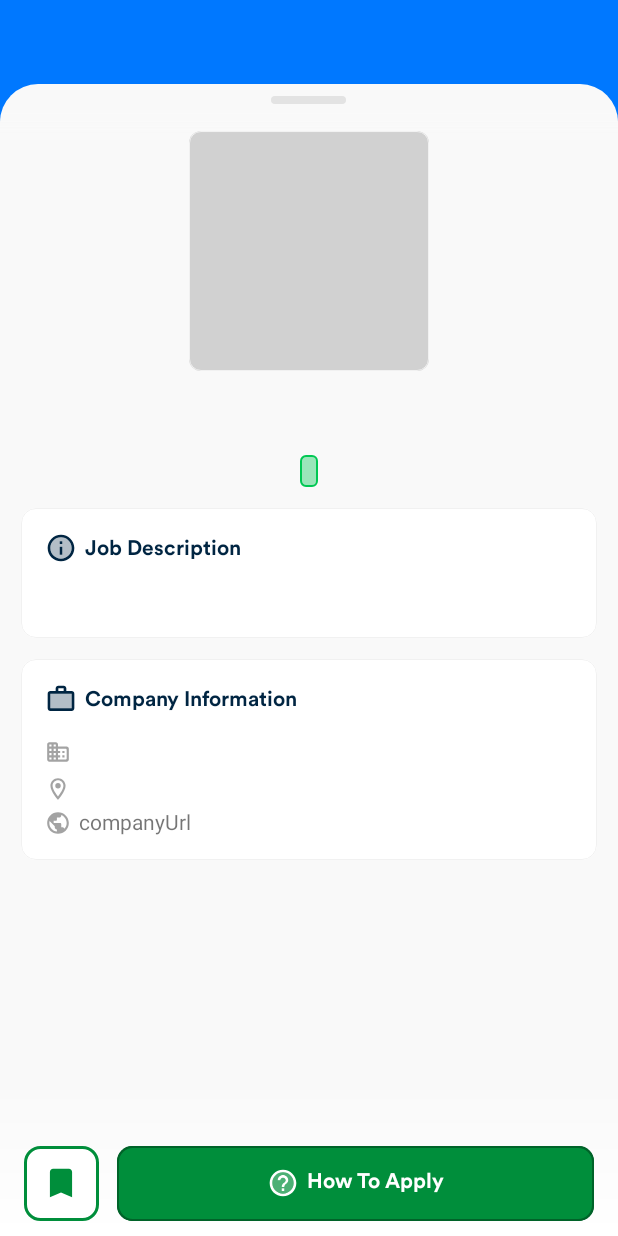
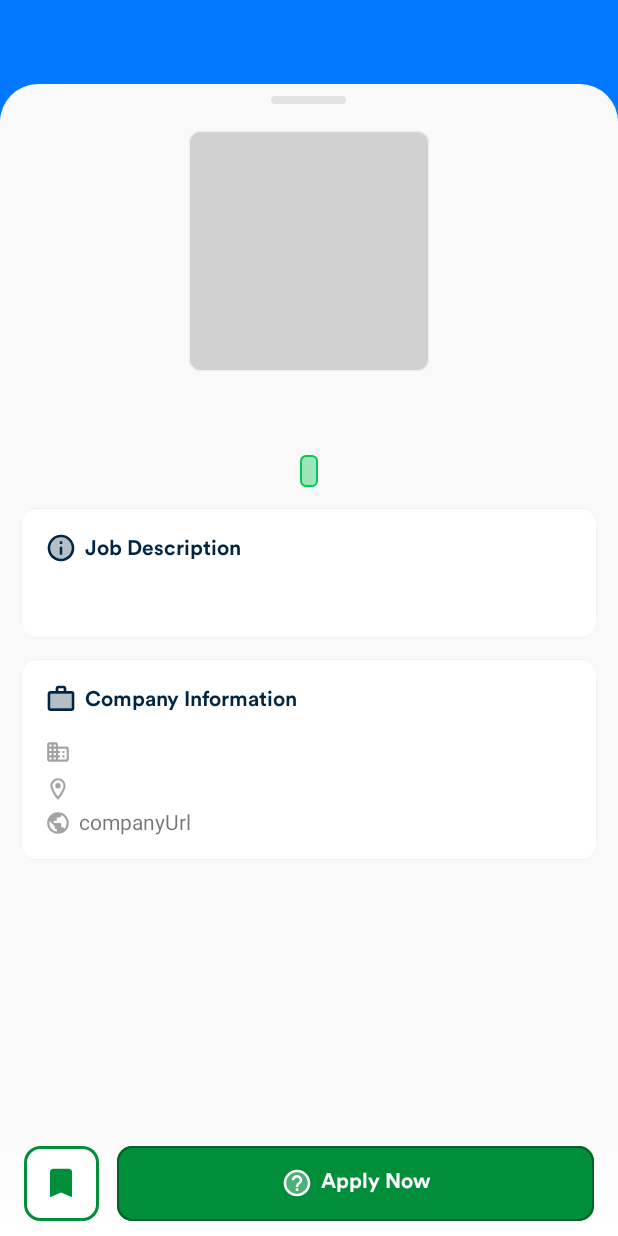
Before and after one commit to 007Ackerman/jobify, an Android app: the JobDetailsActivity screen opened directly, with no data from a screen before it, on a phone screen of 412 x 824 dp. Run offline under Robolectric (Android 15) with nearby library versions, the phone set to English and light mode, and no system bars; our stand-ins replace Shimmer, data binding.

```diff
--- a/app/src/main/java/com/example/jobify/filter/FilterJob.java
+++ b/app/src/main/java/com/example/jobify/filter/FilterJob.java
@@ -35,7 +35,7 @@ public class FilterJob extends Filter {
             for (int i=0; i<filterList.size();i++){
 
                 //validation
-                if (filterList.get(i).getCompany().toUpperCase().contains(constraint)){
+                if (filterList.get(i).getJobTitle().toUpperCase().contains(constraint)){
 
                     //add to filtered list
                     filteredModels.add(filterList.get(i));
--- a/app/src/main/res/layout/activity_dashboard.xml
+++ b/app/src/main/res/layout/activity_dashboard.xml
@@ -114,8 +114,9 @@
                                 android:layout_marginStart="16dp"
                                 android:layout_marginEnd="16dp"
                                 android:fontFamily="@font/book"
+                                android:textColorHint="@color/white"
                                 android:singleLine="true"
-                                android:text="What are you looking for?"
+                                android:hint="What are you looking for?"
                                 android:textColor="@color/blue_050"
                                 android:textSize="16dp" />
                             <ImageView
--- a/app/src/main/res/layout/activity_job_details.xml
+++ b/app/src/main/res/layout/activity_job_details.xml
@@ -61,19 +61,19 @@
                         <com.google.android.material.card.MaterialCardView
                             android:layout_width="160dp"
                             android:layout_height="160dp"
+                            android:layout_gravity="center_horizontal"
                             android:layout_marginTop="16sp"
-                            android:layout_gravity="center_horizontal"
-                            app:strokeWidth="0.5dp"
+                            app:cardCornerRadius="8dp"
+                            app:cardElevation="0dp"
                             app:strokeColor="#f1f1f1"
-                            app:cardElevation="0dp"
-                            app:cardCornerRadius="8dp">
+                            app:strokeWidth="0.5dp">
 
                             <ImageView
                                 android:id="@+id/companyLogo"
-                                android:scaleType="centerInside"
+                                android:layout_width="match_parent"
+                                android:layout_height="match_parent"
                                 android:layout_margin="5dp"
-                                android:layout_width="match_parent"
-                                android:layout_height="match_parent" />
+                                android:scaleType="centerInside" />
 
                             <com.facebook.shimmer.ShimmerFrameLayout
                                 android:id="@+id/progress"
@@ -85,7 +85,7 @@
                                 <View
                                     android:layout_width="match_parent"
                                     android:layout_height="match_parent"
-                                    android:background="@color/gray_100"/>
+                                    android:background="@color/gray_100" />
 
                             </com.facebook.shimmer.ShimmerFrameLayout>
 
@@ -93,64 +93,65 @@
 
                         <TextView
                             android:id="@+id/title"
+                            android:layout_width="match_parent"
+                            android:layout_height="wrap_content"
+                            android:layout_marginStart="16sp"
+                            android:layout_marginTop="10dp"
+                            android:layout_marginEnd="16sp"
+                            android:fontFamily="@font/bold"
+                            android:gravity="center_horizontal"
                             android:text="title"
                             android:textColor="@color/gray_500"
-                            android:textSize="18sp"
-                            android:fontFamily="@font/bold"
-                            android:layout_width="match_parent"
-                            android:layout_height="wrap_content"
-                            android:layout_marginTop="10dp"
-                            android:layout_marginStart="16sp"
-                            android:layout_marginEnd="16sp"
-                            android:gravity="center_horizontal"/>
+                            android:textSize="18sp" />
 
                         <TextView
                             android:id="@+id/company1"
-                            android:text="company"
-                            android:textColor="@color/gray_500"
-                            android:textSize="14sp"
-                            android:fontFamily="@font/book"
                             android:layout_width="match_parent"
                             android:layout_height="wrap_content"
                             android:layout_marginStart="16sp"
                             android:layout_marginEnd="16sp"
-                            android:gravity="center_horizontal"/>
+                            android:fontFamily="@font/book"
+                            android:gravity="center_horizontal"
+                            android:text="company"
+                            android:textColor="@color/gray_500"
+                            android:textSize="14sp" />
 
                         <TextView
                             android:id="@+id/jobtype"
+                            android:layout_width="wrap_content"
+                            android:layout_height="wrap_content"
+                            android:layout_gravity="center_horizontal"
+                            android:layout_marginStart="16sp"
+                            android:layout_marginTop="6dp"
+                            android:layout_marginEnd="16sp"
+                            android:background="@drawable/bg_job_type"
+                            android:fontFamily="@font/medium"
+                            android:gravity="center_horizontal"
+                            android:paddingStart="6dp"
+                            android:paddingTop="2dp"
+                            android:paddingEnd="6dp"
+                            android:paddingBottom="2dp"
                             android:text="type"
                             android:textColor="@color/green_300"
-                            android:textSize="14sp"
-                            android:fontFamily="@font/medium"
-                            android:paddingEnd="6dp"
-                            android:paddingStart="6dp"
-                            android:paddingBottom="2dp"
-                            android:paddingTop="2dp"
-                            android:layout_width="wrap_content"
-                            android:layout_height="wrap_content"
-                            android:layout_marginTop="6dp"
-                            android:layout_marginStart="16sp"
-                            android:layout_marginEnd="16sp"
-                            android:layout_gravity="center_horizontal"
-                            android:background="@drawable/bg_job_type"
-                            android:gravity="center_horizontal"/>
+                            android:textSize="14sp" />
 
                         <com.google.android.material.card.MaterialCardView
                             android:layout_width="match_parent"
                             android:layout_height="wrap_content"
                             android:layout_marginStart="14dp"
+                            android:layout_marginTop="14dp"
                             android:layout_marginEnd="14dp"
-                            android:layout_marginTop="14dp"
-                            app:strokeWidth="0.5dp"
+                            android:background="@color/white"
+                            app:cardCornerRadius="10dp"
+                            app:cardElevation="0dp"
                             app:strokeColor="#f1f1f1"
-                            app:cardElevation="0dp"
-                            app:cardCornerRadius="10dp">
+                            app:strokeWidth="0.5dp">
 
                             <LinearLayout
                                 android:layout_width="match_parent"
                                 android:layout_height="wrap_content"
-                                android:orientation="vertical"
-                                android:layout_margin="16sp">
+                                android:layout_margin="16sp"
+                                android:orientation="vertical">
 
                                 <LinearLayout
                                     android:layout_width="match_parent"
@@ -162,25 +163,25 @@
                                         android:layout_width="21dp"
                                         android:layout_height="21dp"
                                         android:src="@drawable/ic_twotone_info_24"
-                                        app:tint="@color/navy_100"/>
+                                        app:tint="@color/navy_100" />
 
                                     <TextView
                                         android:layout_width="match_parent"
                                         android:layout_height="wrap_content"
                                         android:layout_gravity="center_vertical"
+                                        android:layout_marginStart="5dp"
+                                        android:fontFamily="@font/bold"
                                         android:text="Job Description"
-                                        android:textColor="@color/navy_100"
-                                        android:fontFamily="@font/bold"
-                                        android:layout_marginStart="5dp"/>
+                                        android:textColor="@color/navy_100" />
                                 </LinearLayout>
 
                                 <TextView
                                     android:id="@+id/description"
                                     android:layout_width="match_parent"
                                     android:layout_height="wrap_content"
+                                    android:fontFamily="@font/book"
                                     android:textColor="@color/gray_400"
-                                    android:fontFamily="@font/book"
-                                    android:textIsSelectable="true"/>
+                                    android:textIsSelectable="true" />
 
                             </LinearLayout>
 
@@ -190,18 +191,19 @@
                             android:layout_width="match_parent"
                             android:layout_height="wrap_content"
                             android:layout_marginStart="14dp"
+                            android:layout_marginTop="14dp"
                             android:layout_marginEnd="14dp"
-                            android:layout_marginTop="14dp"
-                            app:strokeWidth="0.5dp"
+                            android:background="@color/white"
+                            app:cardCornerRadius="10dp"
+                            app:cardElevation="0dp"
                             app:strokeColor="#f1f1f1"
-                            app:cardElevation="0dp"
-                            app:cardCornerRadius="10dp">
+                            app:strokeWidth="0.5dp">
 
                             <LinearLayout
                                 android:layout_width="match_parent"
                                 android:layout_height="wrap_content"
-                                android:orientation="vertical"
-                                android:layout_margin="16sp">
+                                android:layout_margin="16sp"
+                                android:orientation="vertical">
 
                                 <LinearLayout
                                     android:layout_width="match_parent"
@@ -213,16 +215,16 @@
                                         android:layout_width="21dp"
                                         android:layout_height="21dp"
                                         android:src="@drawable/ic_twotone_work_24"
-                                        app:tint="@color/navy_100"/>
+                                        app:tint="@color/navy_100" />
 
                                     <TextView
                                         android:layout_width="match_parent"
                                         android:layout_height="wrap_content"
                                         android:layout_gravity="center_vertical"
+                                        android:layout_marginStart="5dp"
+                                        android:fontFamily="@font/bold"
                                         android:text="Company Information"
-                                        android:textColor="@color/navy_100"
-                                        android:fontFamily="@font/bold"
-                                        android:layout_marginStart="5dp"/>
+                                        android:textColor="@color/navy_100" />
                                 </LinearLayout>
 
                                 <LinearLayout
@@ -239,7 +241,7 @@
                                             android:layout_width="17dp"
                                             android:layout_height="17dp"
                                             android:src="@drawable/ic_round_business_24"
-                                            app:tint="@color/gray_300"/>
+                                            app:tint="@color/gray_300" />
 
                                         <TextView
                                             android:id="@+id/company2"
@@ -252,9 +254,9 @@
                                     </RelativeLayout>
 
                                     <RelativeLayout
-                                        android:layout_marginTop="3dp"
                                         android:layout_width="match_parent"
-                                        android:layout_height="wrap_content">
+                                        android:layout_height="wrap_content"
+                                        android:layout_marginTop="3dp">
 
                                         <ImageView
                                             android:id="@+id/iconLocation"
@@ -262,7 +264,7 @@
                                             android:layout_height="17dp"
                                             android:layout_marginTop="2dp"
                                             android:src="@drawable/ic_outline_location_on_24"
-                                            app:tint="@color/gray_300"/>
+                                            app:tint="@color/gray_300" />
 
                                         <TextView
                                             android:id="@+id/location"
@@ -275,9 +277,9 @@
                                     </RelativeLayout>
 
                                     <RelativeLayout
-                                        android:layout_marginTop="3dp"
                                         android:layout_width="match_parent"
-                                        android:layout_height="wrap_content">
+                                        android:layout_height="wrap_content"
+                                        android:layout_marginTop="3dp">
 
                                         <ImageView
                                             android:id="@+id/iconWebsite"
@@ -285,15 +287,15 @@
                                             android:layout_height="17dp"
                                             android:layout_marginTop="2dp"
                                             android:src="@drawable/ic_baseline_public_24"
-                                            app:tint="@color/gray_300"/>
+                                            app:tint="@color/gray_300" />
 
                                         <TextView
-                                            android:layout_toEndOf="@id/iconWebsite"
                                             android:layout_width="wrap_content"
                                             android:layout_height="wrap_content"
                                             android:layout_marginStart="5dp"
+                                            android:layout_toEndOf="@id/iconWebsite"
                                             android:text="companyUrl"
-                                            android:textIsSelectable="true"/>
+                                            android:textIsSelectable="true" />
 
                                     </RelativeLayout>
 
@@ -376,7 +378,7 @@
                         android:layout_width="21dp"
                         android:layout_height="21dp"/>
                     <TextView
-                        android:text="How To Apply"
+                        android:text="Apply Now"
                         android:textColor="@color/white"
                         android:fontFamily="@font/bold"
                         android:layout_marginStart="5dp"
```
